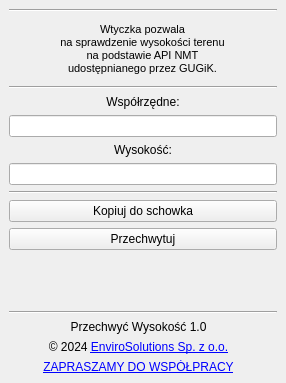
The window that przechwyc_wysokosc_dockwidget_base.ui (envirosolutionspl/nmt_gugik) describes before a commit, drawn with Qt 5.
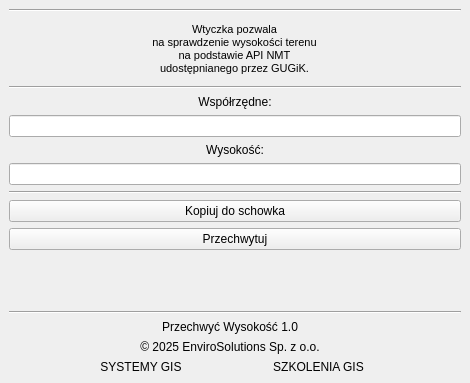
The same window after the commit. Icons and pictures are not drawn.

```diff
--- a/przechwyc_wysokosc_dockwidget_base.ui
+++ b/przechwyc_wysokosc_dockwidget_base.ui
@@ -6,7 +6,7 @@
    <rect>
     <x>0</x>
     <y>0</y>
-    <width>286</width>
+    <width>470</width>
     <height>383</height>
    </rect>
   </property>
@@ -173,7 +173,7 @@
         <item row="2" column="1">
          <widget class="QLabel" name="lbl_email">
           <property name="text">
-           <string>&lt;html&gt;&lt;head/&gt;&lt;body&gt;&lt;p&gt;&lt;a href=&quot;mailto:office@envirosolutions.pl&quot;&gt;&lt;span style=&quot; text-decoration: underline; color:#0000ff;&quot;&gt;ZAPRASZAMY DO WSPÓŁPRACY&lt;/span&gt;&lt;/a&gt;&lt;/p&gt;&lt;/body&gt;&lt;/html&gt;</string>
+           <string>&lt;html&gt;&lt;head/&gt;&lt;body&gt;&lt;p&gt;&lt;a href=&quot;https://envirosolutions.pl/systemy-opensource-gis/?utm_source=stopka&amp;utm_medium=wtyczka&amp;utm_campaign=organic&amp;utm_term=nmt_gugik&quot;&gt;&lt;span style=&quot; text-decoration: underline; color:#0000ff;&quot;&gt;SYSTEMY GIS&lt;/span&gt;&lt;/a&gt;&lt;/p&gt;&lt;/body&gt;&lt;/html&gt;</string>
           </property>
           <property name="textFormat">
            <enum>Qt::RichText</enum>
@@ -189,10 +189,29 @@
           </property>
          </widget>
         </item>
-        <item row="1" column="1">
+        <item row="2" column="2" alignment="Qt::AlignHCenter">
+         <widget class="QLabel" name="label_6">
+          <property name="text">
+           <string>&lt;html&gt;&lt;head/&gt;&lt;body&gt;&lt;p&gt;&lt;a href=&quot;https://envirosolutions.pl/oferta-szkoleniowa/?utm_source=stopka&amp;utm_medium=wtyczka&amp;utm_campaign=organic&amp;utm_term=nmt_gugik&quot;&gt;&lt;span style=&quot; text-decoration: underline; color:#0000ff;&quot;&gt;SZKOLENIA GIS&lt;/span&gt;&lt;/a&gt;&lt;/p&gt;&lt;/body&gt;&lt;/html&gt;</string>
+          </property>
+          <property name="textFormat">
+           <enum>Qt::RichText</enum>
+          </property>
+          <property name="alignment">
+           <set>Qt::AlignCenter</set>
+          </property>
+          <property name="openExternalLinks">
+           <bool>true</bool>
+          </property>
+          <property name="textInteractionFlags">
+           <set>Qt::TextBrowserInteraction</set>
+          </property>
+         </widget>
+        </item>
+        <item row="1" column="1" colspan="2">
          <widget class="QLabel" name="lbl_copyrights">
           <property name="text">
-           <string>&lt;html&gt;&lt;head/&gt;&lt;body&gt;&lt;p&gt;© 2024 &lt;a href=&quot;http://www.envirosolutions.pl/&quot;&gt;&lt;span style=&quot; text-decoration: underline; color:#0000ff;&quot;&gt;EnviroSolutions Sp. z o.o.&lt;/span&gt;&lt;/a&gt;&lt;/p&gt;&lt;/body&gt;&lt;/html&gt;</string>
+           <string>&lt;html&gt;&lt;head/&gt;&lt;body&gt;&lt;p&gt;© 2025 EnviroSolutions Sp. z o.o.&lt;/p&gt;&lt;/body&gt;&lt;/html&gt;</string>
           </property>
           <property name="textFormat">
            <enum>Qt::RichText</enum>
@@ -208,7 +227,7 @@
           </property>
          </widget>
         </item>
-        <item row="0" column="1">
+        <item row="0" column="1" colspan="2">
          <widget class="QLabel" name="lbl_pluginVersion">
           <property name="text">
            <string>Przechwyć Wysokość 1.0</string>
```
Left out of the diff: 3 changed lines with no effect on the pictures.
